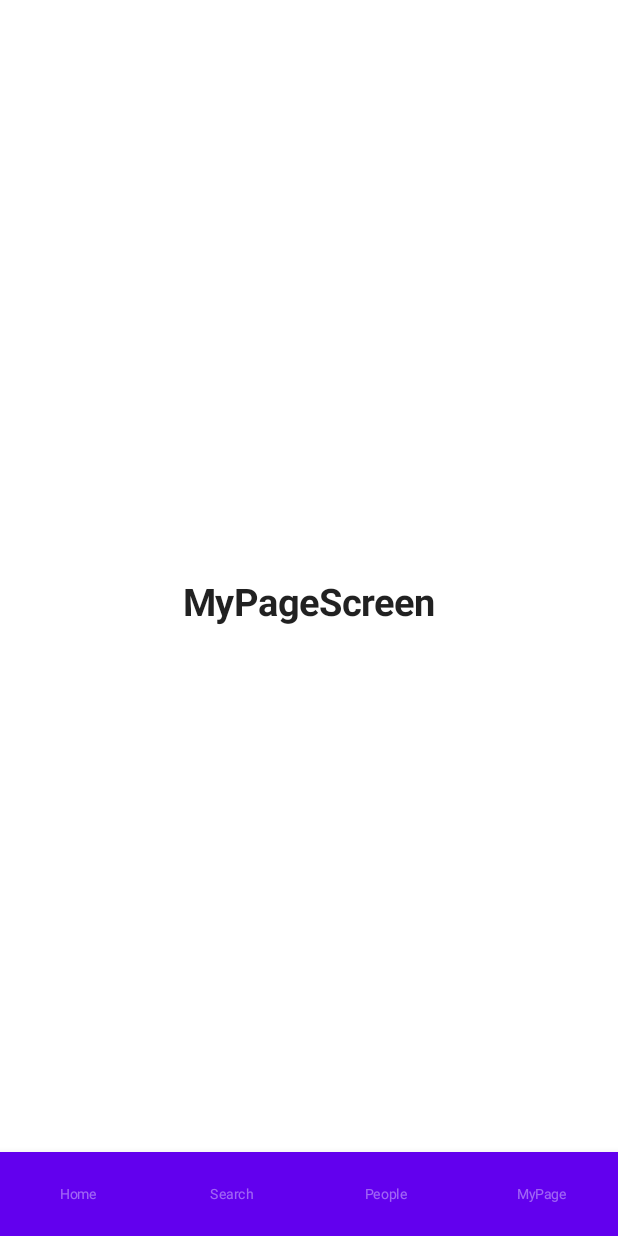
After one commit to beomjo/movie-database, an Android app built with Jetpack Compose: the MyPageScreen screen opened through its navigation route, on a phone screen of 412 x 824 dp. The commit adds this screen. Run offline under Robolectric (Android 15) with nearby library versions, the phone set to English and light mode, and no system bars.

Commit message:
feat: Add BottomNavigationTab with NavGraph

```diff
--- a/app/src/main/java/io/beomjo/moviedb/ui/MovieApp.kt
+++ b/app/src/main/java/io/beomjo/moviedb/ui/MovieApp.kt
@@ -1,20 +1,23 @@
 package io.beomjo.moviedb.ui
 
 import androidx.compose.material.MaterialTheme
+import androidx.compose.material.Scaffold
 import androidx.compose.material.Surface
-import androidx.compose.material.Text
 import androidx.compose.runtime.Composable
+import androidx.navigation.compose.rememberNavController
+import io.beomjo.moviedb.ui.component.BottomNavigation
 import io.beomjo.moviedb.ui.theme.MyApplicationTheme
 
 @Composable
 fun MovieApp() {
     MyApplicationTheme {
+        val navController = rememberNavController()
         Surface(color = MaterialTheme.colors.background) {
-            Greeting("Android")
+            Scaffold(
+                bottomBar = { BottomNavigation(navController = navController) }
+            ) {
+                MovieAppNavGraph(navController = navController)
+            }
         }
     }
 }
-@Composable
-fun Greeting(name: String) {
-    Text(text = "Hello $name!")
-}
--- a/app/src/main/java/io/beomjo/moviedb/ui/MovieAppNavGraph.kt
+++ b/app/src/main/java/io/beomjo/moviedb/ui/MovieAppNavGraph.kt
@@ -9,19 +9,20 @@ import androidx.navigation.compose.navigation
 import androidx.navigation.compose.rememberNavController
 import io.beomjo.moviedb.home.navigation.homeNavGraph
 import io.beomjo.moviedb.mypage.navigation.mypageNavGraph
+import io.beomjo.moviedb.navigation.Route
 import io.beomjo.moviedb.people.navigation.peopleNavGraph
 import io.beomjo.moviedb.search.navigation.searchNavGraph
 
 @Composable
-fun MyAppNavGraph(
+fun MovieAppNavGraph(
     modifier: Modifier = Modifier,
     navController: NavHostController = rememberNavController(),
-    startDestination: String,
+    startDestination: String = Route.default.path,
 ) {
     NavHost(
+        modifier = modifier,
         navController = navController,
         startDestination = startDestination,
-        modifier = modifier
     ) {
         homeNavGraph()
         searchNavGraph()
--- /dev/null
+++ b/app/src/main/java/io/beomjo/moviedb/ui/component/BottomNavigation.kt
@@ -0,0 +1,51 @@
+package io.beomjo.moviedb.ui.component
+
+import androidx.compose.material.BottomNavigation
+import androidx.compose.material.BottomNavigationItem
+import androidx.compose.material.Text
+import androidx.compose.runtime.Composable
+import androidx.compose.runtime.getValue
+import androidx.compose.ui.graphics.Color
+import androidx.compose.ui.unit.sp
+import androidx.navigation.NavController
+import androidx.navigation.compose.currentBackStackEntryAsState
+import io.beomjo.moviedb.navigation.Route
+import io.beomjo.moviedb.navigation.findStartDestination
+
+@Composable
+fun BottomNavigation(navController: NavController) {
+    val navBackStackEntry by navController.currentBackStackEntryAsState()
+    val currentRoute = navBackStackEntry?.destination?.route ?: Route.default
+    val tabs = Route.values().filter { it.isTabRoute }.toList()
+    BottomNavigation {
+        tabs.forEach { tab ->
+            BottomNavigationItem(
+                icon = {
+//                    Image(
+//                        painterResource(tab.icon),
+//                        contentDescription = "",
+//                    )
+                },
+                label = { Text(text = tab.name, fontSize = 9.sp) },
+                selectedContentColor = Color.White,
+                unselectedContentColor = Color.White.copy(0.4f),
+                alwaysShowLabel = true,
+                selected = currentRoute == tab.path,
+                onClick = {
+                    if (tab.path != currentRoute) {
+                        navController.navigate(tab.path) {
+                            launchSingleTop = true
+                            restoreState = true
+                            // Pop up backstack to the first destination and save state. This makes going back
+                            // to the start destination when pressing back in any other bottom tab.
+                            val startDestination = findStartDestination(navController.graph)
+                            popUpTo(startDestination.id) {
+                                saveState = true
+                            }
+                        }
+                    }
+                }
+            )
+        }
+    }
+}
--- /dev/null
+++ b/feature/home/src/main/kotlin/io/beomjo/moviedb/home/HomeScreen.kt
@@ -0,0 +1,38 @@
+package io.beomjo.moviedb.home
+
+import androidx.compose.foundation.layout.*
+import androidx.compose.material.MaterialTheme
+import androidx.compose.material.Text
+import androidx.compose.runtime.Composable
+import androidx.compose.ui.Alignment
+import androidx.compose.ui.Modifier
+import androidx.compose.ui.text.font.FontWeight
+import androidx.compose.ui.tooling.preview.Preview
+import androidx.compose.ui.unit.dp
+import androidx.compose.ui.unit.sp
+
+@Composable
+fun HomeScreen() {
+    Column(
+        modifier = Modifier
+            .fillMaxWidth()
+            .fillMaxHeight(),
+        verticalArrangement = Arrangement.Center,
+        horizontalAlignment = Alignment.CenterHorizontally
+    ) {
+        Text(
+            text = "HomeScreen",
+            fontSize = 25.sp,
+            fontWeight = FontWeight.Bold,
+        )
+        Spacer(modifier = Modifier.padding(10.dp))
+    }
+}
+
+@Composable
+@Preview
+fun HomeScreenPreview() {
+    MaterialTheme {
+        HomeScreen()
+    }
+}
--- a/feature/home/src/main/kotlin/io/beomjo/moviedb/home/navigation/HomeNavGraph.kt
+++ b/feature/home/src/main/kotlin/io/beomjo/moviedb/home/navigation/HomeNavGraph.kt
@@ -1,15 +1,19 @@
 package io.beomjo.moviedb.home.navigation
 
 import androidx.navigation.NavGraphBuilder
+import androidx.navigation.compose.composable
 import androidx.navigation.compose.navigation
+import io.beomjo.moviedb.home.HomeScreen
 import io.beomjo.moviedb.navigation.Route
 
 
 fun NavGraphBuilder.homeNavGraph() {
     navigation(
         route = "home",
-        startDestination = Route.Home.name,
+        startDestination = "home/",
     ) {
-
+        composable("home/") {
+            HomeScreen()
+        }
     }
 }
--- /dev/null
+++ b/feature/mypage/src/main/kotlin/io/beomjo/moviedb/mypage/MyPageScreen.kt
@@ -0,0 +1,38 @@
+package io.beomjo.moviedb.mypage
+
+import androidx.compose.foundation.layout.*
+import androidx.compose.material.MaterialTheme
+import androidx.compose.material.Text
+import androidx.compose.runtime.Composable
+import androidx.compose.ui.Alignment
+import androidx.compose.ui.Modifier
+import androidx.compose.ui.text.font.FontWeight
+import androidx.compose.ui.tooling.preview.Preview
+import androidx.compose.ui.unit.dp
+import androidx.compose.ui.unit.sp
+
+@Composable
+fun MyPageScreen() {
+    Column(
+        modifier = Modifier
+            .fillMaxWidth()
+            .fillMaxHeight(),
+        verticalArrangement = Arrangement.Center,
+        horizontalAlignment = Alignment.CenterHorizontally
+    ) {
+        Text(
+            text = "MyPageScreen",
+            fontSize = 25.sp,
+            fontWeight = FontWeight.Bold,
+        )
+        Spacer(modifier = Modifier.padding(10.dp))
+    }
+}
+
+@Composable
+@Preview
+fun MyPageScreenPreview() {
+    MaterialTheme {
+        MyPageScreen()
+    }
+}
--- a/feature/mypage/src/main/kotlin/io/beomjo/moviedb/mypage/navigation/MyPageNavGraph.kt
+++ b/feature/mypage/src/main/kotlin/io/beomjo/moviedb/mypage/navigation/MyPageNavGraph.kt
@@ -1,13 +1,18 @@
 package io.beomjo.moviedb.mypage.navigation
 
 import androidx.navigation.NavGraphBuilder
+import androidx.navigation.compose.composable
 import androidx.navigation.compose.navigation
+import io.beomjo.moviedb.mypage.MyPageScreen
 import io.beomjo.moviedb.navigation.Route
 
 fun NavGraphBuilder.mypageNavGraph() {
     navigation(
         route = "mypage",
-        startDestination = Route.MyPage.name,
+        startDestination = "mypage/",
     ) {
+        composable("mypage/"){
+            MyPageScreen()
+        }
     }
 }
--- a/feature/people/src/main/kotlin/io/beomjo/moviedb/people/navigation/PeopleNavGraph.kt
+++ b/feature/people/src/main/kotlin/io/beomjo/moviedb/people/navigation/PeopleNavGraph.kt
@@ -1,14 +1,19 @@
 package io.beomjo.moviedb.people.navigation
 
 import androidx.navigation.NavGraphBuilder
+import androidx.navigation.compose.composable
 import androidx.navigation.compose.navigation
 import io.beomjo.moviedb.navigation.Route
+import io.beomjo.moviedb.people.PeopleScreen
 
 
 fun NavGraphBuilder.peopleNavGraph() {
     navigation(
         route = "people",
-        startDestination = Route.People.name,
+        startDestination = "people/",
     ) {
+        composable("people/"){
+            PeopleScreen()
+        }
     }
 }
--- a/feature/search/src/main/kotlin/io/beomjo/moviedb/search/navigation/SearchNavGraph.kt
+++ b/feature/search/src/main/kotlin/io/beomjo/moviedb/search/navigation/SearchNavGraph.kt
@@ -1,14 +1,18 @@
 package io.beomjo.moviedb.search.navigation
 
 import androidx.navigation.NavGraphBuilder
+import androidx.navigation.compose.composable
 import androidx.navigation.compose.navigation
 import io.beomjo.moviedb.navigation.Route
+import io.beomjo.moviedb.search.SearchScreen
 
 fun NavGraphBuilder.searchNavGraph() {
     navigation(
         route = "search",
-        startDestination = Route.Search.name,
+        startDestination = "search/",
     ) {
-
+        composable("search/") {
+            SearchScreen()
+        }
     }
 }
```
Also changed, not shown: app/src/main/AndroidManifest.xml (+4 -4 lines), feature/people/src/main/kotlin/io/beomjo/moviedb/people/PeopleScreen.kt (added, +38 -0 lines), feature/search/src/main/kotlin/io/beomjo/moviedb/search/SearchScreen.kt (added, +38 -0 lines).
